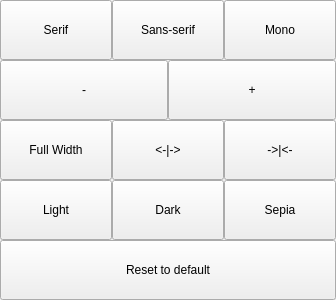
First picture: the form in src/styleEditorWindow.ui, repository nuttyartist/notes, before the edit.
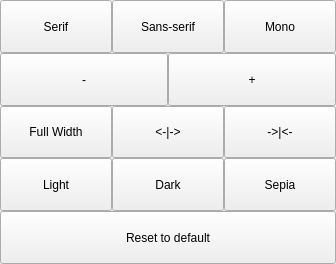
Second picture: the form after the edit.

```diff
--- a/src/styleEditorWindow.ui
+++ b/src/styleEditorWindow.ui
@@ -7,9 +7,15 @@
     <x>0</x>
     <y>0</y>
     <width>336</width>
-    <height>300</height>
+    <height>264</height>
    </rect>
   </property>
+  <property name="sizePolicy">
+   <sizepolicy hsizetype="Preferred" vsizetype="Preferred">
+    <horstretch>0</horstretch>
+    <verstretch>0</verstretch>
+   </sizepolicy>
+  </property>
   <property name="windowTitle">
    <string>Style</string>
   </property>
@@ -122,6 +128,9 @@
      <property name="spacing">
       <number>0</number>
      </property>
+     <property name="sizeConstraint">
+      <enum>QLayout::SetDefaultConstraint</enum>
+     </property>
      <item>
       <widget class="QPushButton" name="fullWidthButton">
        <property name="sizePolicy">
```
